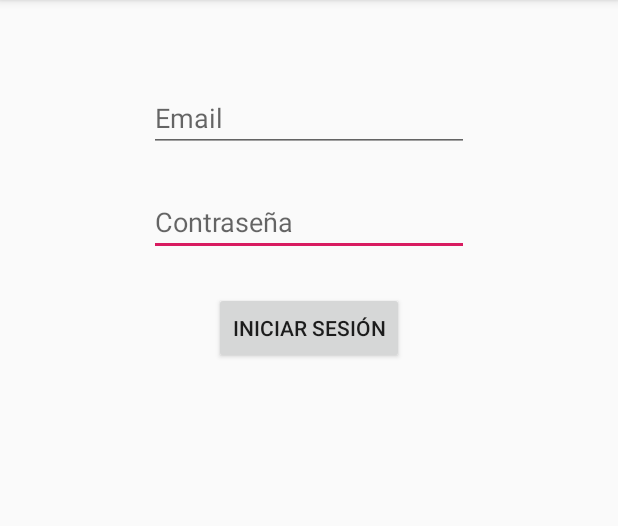
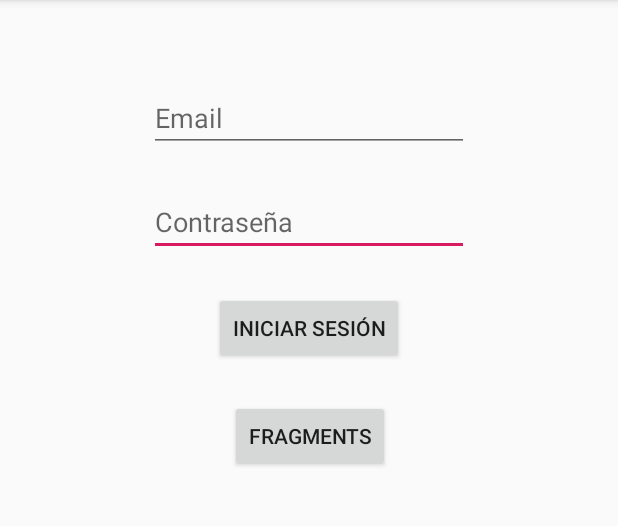
Before and after one commit to sebacapu29/MiPrimerAppAndroid, an Android app: the screen it shows after launch (MainActivity), on a phone screen of 412 x 824 dp, the part 84-610 px from its top. Run offline under Robolectric (Android 15) with nearby library versions, the phone set to English and light mode, and no system bars.

Commit message:
Agrego fragments cambia el color de fondo

```diff
--- a/app/build.gradle
+++ b/app/build.gradle
@@ -27,6 +27,8 @@ dependencies {
     implementation fileTree(dir: 'libs', include: ['*.jar'])
     implementation 'androidx.appcompat:appcompat:1.0.2'
     implementation 'androidx.constraintlayout:constraintlayout:1.1.3'
+    implementation 'com.google.android.material:material:1.0.0'
+    implementation 'androidx.legacy:legacy-support-v4:1.0.0'
     testImplementation 'junit:junit:4.12'
     androidTestImplementation 'androidx.test:runner:1.1.1'
     androidTestImplementation 'androidx.test.espresso:espresso-core:3.1.1'
--- a/app/src/main/java/com/example/myfirstappandroid/HomeActivit.java
+++ b/app/src/main/java/com/example/myfirstappandroid/HomeActivit.java
@@ -3,6 +3,7 @@ package com.example.myfirstappandroid;
 import androidx.appcompat.app.AppCompatActivity;
 
 import android.os.Bundle;
+import android.util.Log;
 import android.view.View;
 import android.widget.AdapterView;
 import android.widget.ArrayAdapter;
@@ -54,6 +55,7 @@ public class HomeActivit extends AppCompatActivity implements AdapterView.OnItem
 
     @Override
     public void onItemClick(AdapterView<?> parent, View view, int position, long id) {
-        //String seleccionado = lista.getposition
+        String seleccionado = strLista.get(position);
+        Log.i("APP","Click en" + seleccionado);
     }
 }
--- a/app/src/main/java/com/example/myfirstappandroid/MainActivity.java
+++ b/app/src/main/java/com/example/myfirstappandroid/MainActivity.java
@@ -20,6 +20,7 @@ public class MainActivity extends AppCompatActivity implements  View.OnClickList
     EditText txtMail;
     EditText txtClave;
     Button btnIniciar;
+    Button btnIrAFragments;
 
     @Override
     protected void onCreate(Bundle savedInstanceState) {
@@ -30,8 +31,10 @@ public class MainActivity extends AppCompatActivity implements  View.OnClickList
         txtMail =  findViewById(R.id.eTxtMail);
         txtClave =  findViewById(R.id.eTxtClave);
         btnIniciar = findViewById(R.id.btnIniciar);
+        btnIrAFragments = findViewById(R.id.btnFragments);
 
         btnIniciar.setOnClickListener(this::onClick);//Listener para asignarle una funcion al evento del boton
+        btnIrAFragments.setOnClickListener(this::onClick2);
     }
 
     @Override
@@ -63,4 +66,8 @@ public class MainActivity extends AppCompatActivity implements  View.OnClickList
 
         startActivity(intent);//Lanza el activity
     }
+    public void onClick2(View v){
+        Intent intent = new Intent(this, Fragments.class);
+        startActivity(intent);
+    }
 }
--- /dev/null
+++ b/app/src/main/res/drawable/ic_lightbulb_outline_white_24dp.xml
@@ -0,0 +1,5 @@
+<vector android:height="24dp" android:tint="#FFFFFF"
+    android:viewportHeight="24.0" android:viewportWidth="24.0"
+    android:width="24dp" xmlns:android="http://schemas.android.com/apk/res/android">
+    <path android:fillColor="#FF000000" android:pathData="M9,21c0,0.55 0.45,1 1,1h4c0.55,0 1,-0.45 1,-1v-1L9,20v1zM12,2C8.14,2 5,5.14 5,9c0,2.38 1.19,4.47 3,5.74L8,17c0,0.55 0.45,1 1,1h6c0.55,0 1,-0.45 1,-1v-2.26c1.81,-1.27 3,-3.36 3,-5.74 0,-3.86 -3.14,-7 -7,-7zM14.85,13.1l-0.85,0.6L14,16h-4v-2.3l-0.85,-0.6C7.8,12.16 7,10.63 7,9c0,-2.76 2.24,-5 5,-5s5,2.24 5,5c0,1.63 -0.8,3.16 -2.15,4.1z"/>
+</vector>
--- a/app/src/main/res/layout/activity_main.xml
+++ b/app/src/main/res/layout/activity_main.xml
@@ -40,4 +40,19 @@
         app:layout_constraintStart_toStartOf="parent"
         app:layout_constraintTop_toTopOf="parent" />
 
+    <Button
+        android:id="@+id/btnFragments"
+        android:layout_width="wrap_content"
+        android:layout_height="wrap_content"
+        android:layout_marginStart="163dp"
+        android:layout_marginLeft="163dp"
+        android:layout_marginTop="24dp"
+        android:layout_marginEnd="160dp"
+        android:layout_marginRight="160dp"
+        android:text="@string/txtModos"
+        app:layout_constraintEnd_toEndOf="parent"
+        app:layout_constraintHorizontal_bias="0.578"
+        app:layout_constraintStart_toStartOf="parent"
+        app:layout_constraintTop_toBottomOf="@+id/btnIniciar" />
+
 </androidx.constraintlayout.widget.ConstraintLayout>
--- /dev/null
+++ b/app/src/main/res/values/dimens.xml
@@ -0,0 +1,3 @@
+<resources>
+    <dimen name="fab_margin">16dp</dimen>
+</resources>
--- a/app/src/main/res/values/strings.xml
+++ b/app/src/main/res/values/strings.xml
@@ -7,4 +7,9 @@
     <string name="hint_clave">Contraseña</string>
     <string name="txtMail">Email</string>
     <string name="txtClave">Contraseña</string>
+    <string name="title_activity_fragments">Fragments</string>
+
+    <!-- TODO: Remove or change this placeholder text -->
+    <string name="hello_blank_fragment">Hello blank fragment</string>
+    <string name="txtModos">Fragments</string>
 </resources>
--- a/app/src/main/res/values/styles.xml
+++ b/app/src/main/res/values/styles.xml
@@ -8,4 +8,13 @@
         <item name="colorAccent">@color/colorAccent</item>
     </style>
 
+    <style name="AppTheme.NoActionBar">
+        <item name="windowActionBar">false</item>
+        <item name="windowNoTitle">true</item>
+    </style>
+
+    <style name="AppTheme.AppBarOverlay" parent="ThemeOverlay.AppCompat.Dark.ActionBar" />
+
+    <style name="AppTheme.PopupOverlay" parent="ThemeOverlay.AppCompat.Light" />
+
 </resources>
```
Also changed, not shown: app/src/main/AndroidManifest.xml (+6 -3 lines), app/src/main/java/com/example/myfirstappandroid/Fragments.java (added, +57 -0 lines), app/src/main/java/com/example/myfirstappandroid/ModoDiaFragment.java (added, +31 -0 lines), app/src/main/java/com/example/myfirstappandroid/ModoNocheFragment.java (added, +31 -0 lines), app/src/main/res/layout/activity_fragments.xml (added, +33 -0 lines), app/src/main/res/layout/content_fragments.xml (added, +12 -0 lines), app/src/main/res/layout/fragment_modo_dia.xml (added, +20 -0 lines), app/src/main/res/layout/fragment_modo_noche.xml (added, +23 -0 lines).
